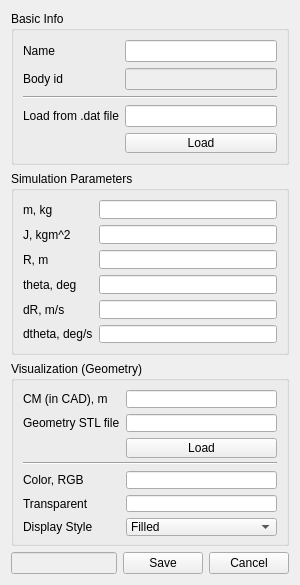
Above: MBD_system/body/body.ui from ladisk/DyS before the change. Below: the same form after it.
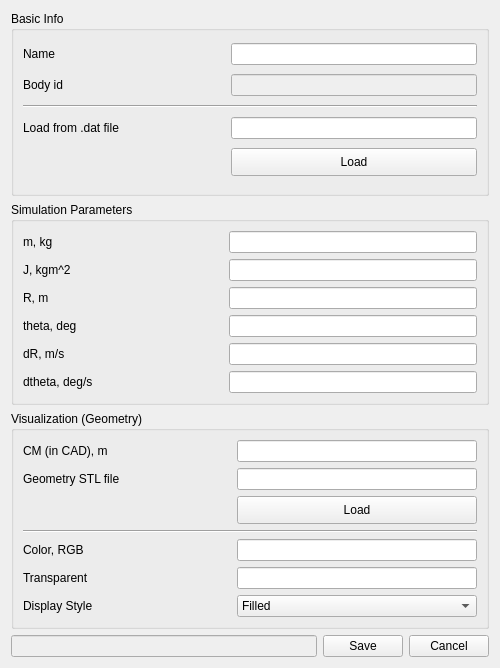
That is the form after the change.

Commit message: work on class JointRevolute(), class JointFixed() and class JointPrismatic to be defined as subclass of Joint()

What changed in the file:
```diff
--- a/MBD_system/body/body.ui
+++ b/MBD_system/body/body.ui
@@ -6,26 +6,26 @@
    <rect>
     <x>0</x>
     <y>0</y>
-    <width>300</width>
-    <height>585</height>
+    <width>500</width>
+    <height>668</height>
    </rect>
   </property>
   <property name="sizePolicy">
-   <sizepolicy hsizetype="Fixed" vsizetype="Preferred">
+   <sizepolicy hsizetype="Fixed" vsizetype="Fixed">
     <horstretch>0</horstretch>
     <verstretch>0</verstretch>
    </sizepolicy>
   </property>
   <property name="minimumSize">
    <size>
-    <width>300</width>
-    <height>585</height>
+    <width>500</width>
+    <height>668</height>
    </size>
   </property>
   <property name="maximumSize">
    <size>
-    <width>300</width>
-    <height>585</height>
+    <width>500</width>
+    <height>668</height>
    </size>
   </property>
   <property name="windowTitle">
@@ -45,6 +45,35 @@
         </property>
        </widget>
       </item>
+      <item row="2" column="0" colspan="3">
+       <widget class="Line" name="line">
+        <property name="orientation">
+         <enum>Qt::Horizontal</enum>
+        </property>
+       </widget>
+      </item>
+      <item row="4" column="2">
+       <widget class="QPushButton" name="load_data_pushButton">
+        <property name="sizePolicy">
+         <sizepolicy hsizetype="Minimum" vsizetype="Fixed">
+          <horstretch>0</horstretch>
+          <verstretch>0</verstretch>
+         </sizepolicy>
+        </property>
+        <property name="maximumSize">
+         <size>
+          <width>16777215</width>
+          <height>28</height>
+         </size>
+        </property>
+        <property name="text">
+         <string>Load</string>
+        </property>
+       </widget>
+      </item>
+      <item row="3" column="2">
+       <widget class="QLineEdit" name="data_file_lineEdit"/>
+      </item>
       <item row="0" column="0">
        <widget class="QLabel" name="name_label">
         <property name="text">
@@ -59,44 +88,31 @@
         </property>
        </widget>
       </item>
-      <item row="0" column="1">
+      <item row="0" column="2">
        <widget class="QLineEdit" name="name_lineEdit"/>
       </item>
-      <item row="2" column="0" colspan="2">
-       <widget class="Line" name="line">
-        <property name="orientation">
-         <enum>Qt::Horizontal</enum>
-        </property>
-       </widget>
-      </item>
-      <item row="1" column="1">
+      <item row="1" column="2">
        <widget class="QLineEdit" name="bodyID_lineEdit">
         <property name="enabled">
          <bool>false</bool>
         </property>
        </widget>
       </item>
-      <item row="4" column="1">
-       <widget class="QPushButton" name="load_data_pushButton">
-        <property name="sizePolicy">
-         <sizepolicy hsizetype="Minimum" vsizetype="Preferred">
-          <horstretch>0</horstretch>
-          <verstretch>0</verstretch>
-         </sizepolicy>
+      <item row="3" column="1">
+       <spacer name="horizontalSpacer_2">
+        <property name="orientation">
+         <enum>Qt::Horizontal</enum>
         </property>
-        <property name="maximumSize">
+        <property name="sizeType">
+         <enum>QSizePolicy::Fixed</enum>
+        </property>
+        <property name="sizeHint" stdset="0">
          <size>
-          <width>16777215</width>
+          <width>100</width>
           <height>20</height>
          </size>
         </property>
-        <property name="text">
-         <string>Load</string>
-        </property>
-       </widget>
-      </item>
-      <item row="3" column="1">
-       <widget class="QLineEdit" name="data_file_lineEdit"/>
+       </spacer>
       </item>
      </layout>
     </widget>
@@ -107,13 +123,6 @@
       <string>Simulation Parameters</string>
      </property>
      <layout class="QGridLayout" name="gridLayout_2">
-      <item row="1" column="0">
-       <widget class="QLabel" name="J_label">
-        <property name="text">
-         <string>J, kgm^2</string>
-        </property>
-       </widget>
-      </item>
       <item row="2" column="0">
        <widget class="QLabel" name="R_label">
         <property name="text">
@@ -121,42 +130,52 @@
         </property>
        </widget>
       </item>
-      <item row="2" column="1">
+      <item row="3" column="0">
+       <widget class="QLabel" name="theta_label">
+        <property name="text">
+         <string>theta, deg</string>
+        </property>
+       </widget>
+      </item>
+      <item row="2" column="2">
        <widget class="QLineEdit" name="R_lineEdit"/>
       </item>
-      <item row="4" column="0">
-       <widget class="QLabel" name="dR_label">
-        <property name="text">
-         <string>dR, m/s</string>
-        </property>
-       </widget>
-      </item>
-      <item row="4" column="1">
-       <widget class="QLineEdit" name="dR_lineEdit"/>
-      </item>
-      <item row="0" column="1">
+      <item row="0" column="2">
        <widget class="QLineEdit" name="m_lineEdit"/>
       </item>
-      <item row="0" column="0">
-       <widget class="QLabel" name="mass_label">
-        <property name="text">
-         <string>m, kg</string>
-        </property>
-       </widget>
-      </item>
-      <item row="1" column="1">
+      <item row="1" column="2">
        <widget class="QLineEdit" name="J_lineEdit"/>
       </item>
-      <item row="3" column="0">
-       <widget class="QLabel" name="theta_label">
-        <property name="text">
-         <string>theta, deg</string>
-        </property>
-       </widget>
-      </item>
-      <item row="3" column="1">
+      <item row="3" column="2">
        <widget class="QLineEdit" name="theta_lineEdit"/>
       </item>
+      <item row="5" column="2">
+       <widget class="QLineEdit" name="dtheta_lineEdit"/>
+      </item>
+      <item row="1" column="0">
+       <widget class="QLabel" name="J_label">
+        <property name="text">
+         <string>J, kgm^2</string>
+        </property>
+       </widget>
+      </item>
+      <item row="4" column="2">
+       <widget class="QLineEdit" name="dR_lineEdit"/>
+      </item>
+      <item row="0" column="0">
+       <widget class="QLabel" name="mass_label">
+        <property name="text">
+         <string>m, kg</string>
+        </property>
+       </widget>
+      </item>
+      <item row="4" column="0">
+       <widget class="QLabel" name="dR_label">
+        <property name="text">
+         <string>dR, m/s</string>
+        </property>
+       </widget>
+      </item>
       <item row="5" column="0">
        <widget class="QLabel" name="dtheta_label">
         <property name="text">
@@ -164,8 +183,21 @@
         </property>
        </widget>
       </item>
-      <item row="5" column="1">
-       <widget class="QLineEdit" name="dtheta_lineEdit"/>
+      <item row="0" column="1">
+       <spacer name="horizontalSpacer">
+        <property name="orientation">
+         <enum>Qt::Horizontal</enum>
+        </property>
+        <property name="sizeType">
+         <enum>QSizePolicy::Preferred</enum>
+        </property>
+        <property name="sizeHint" stdset="0">
+         <size>
+          <width>130</width>
+          <height>20</height>
+         </size>
+        </property>
+       </spacer>
       </item>
      </layout>
     </widget>
@@ -190,28 +222,9 @@
         </property>
        </widget>
       </item>
-      <item row="2" column="1">
+      <item row="2" column="2">
        <widget class="QLineEdit" name="geometrySTLfile_lineEdit"/>
       </item>
-      <item row="8" column="1">
-       <widget class="QComboBox" name="display_style_comboBox">
-        <item>
-         <property name="text">
-          <string>Filled</string>
-         </property>
-        </item>
-        <item>
-         <property name="text">
-          <string>Wireframe</string>
-         </property>
-        </item>
-        <item>
-         <property name="text">
-          <string>Points</string>
-         </property>
-        </item>
-       </widget>
-      </item>
       <item row="2" column="0">
        <widget class="QLabel" name="geometrySTLfile_label">
         <property name="text">
@@ -219,9 +232,6 @@
         </property>
        </widget>
       </item>
-      <item row="6" column="1">
-       <widget class="QLineEdit" name="color_lineEdit"/>
-      </item>
       <item row="8" column="0">
        <widget class="QLabel" name="display_style_label">
         <property name="text">
@@ -229,23 +239,13 @@
         </property>
        </widget>
       </item>
-      <item row="6" column="0">
-       <widget class="QLabel" name="color_label">
-        <property name="text">
-         <string>Color, RGB</string>
-        </property>
-       </widget>
+      <item row="6" column="2">
+       <widget class="QLineEdit" name="color_lineEdit"/>
       </item>
-      <item row="0" column="1">
-       <widget class="QLineEdit" name="centerOfMass_lineEdit"/>
-      </item>
-      <item row="7" column="1">
-       <widget class="QLineEdit" name="transparent_lineEdit"/>
-      </item>
-      <item row="4" column="1">
+      <item row="4" column="2">
        <widget class="QPushButton" name="load_geometry_pushButton">
         <property name="sizePolicy">
-         <sizepolicy hsizetype="Minimum" vsizetype="Preferred">
+         <sizepolicy hsizetype="Minimum" vsizetype="Fixed">
           <horstretch>0</horstretch>
           <verstretch>0</verstretch>
          </sizepolicy>
@@ -253,7 +253,7 @@
         <property name="minimumSize">
          <size>
           <width>0</width>
-          <height>20</height>
+          <height>28</height>
          </size>
         </property>
         <property name="text">
@@ -261,13 +261,61 @@
         </property>
        </widget>
       </item>
-      <item row="5" column="0" colspan="2">
+      <item row="5" column="0" colspan="3">
        <widget class="Line" name="line_2">
         <property name="orientation">
          <enum>Qt::Horizontal</enum>
         </property>
        </widget>
       </item>
+      <item row="0" column="2">
+       <widget class="QLineEdit" name="centerOfMass_lineEdit"/>
+      </item>
+      <item row="7" column="2">
+       <widget class="QLineEdit" name="transparent_lineEdit"/>
+      </item>
+      <item row="6" column="0">
+       <widget class="QLabel" name="color_label">
+        <property name="text">
+         <string>Color, RGB</string>
+        </property>
+       </widget>
+      </item>
+      <item row="8" column="2">
+       <widget class="QComboBox" name="display_style_comboBox">
+        <item>
+         <property name="text">
+          <string>Filled</string>
+         </property>
+        </item>
+        <item>
+         <property name="text">
+          <string>Wireframe</string>
+         </property>
+        </item>
+        <item>
+         <property name="text">
+          <string>Points</string>
+         </property>
+        </item>
+       </widget>
+      </item>
+      <item row="0" column="1">
+       <spacer name="horizontalSpacer_3">
+        <property name="orientation">
+         <enum>Qt::Horizontal</enum>
+        </property>
+        <property name="sizeType">
+         <enum>QSizePolicy::Fixed</enum>
+        </property>
+        <property name="sizeHint" stdset="0">
+         <size>
+          <width>105</width>
+          <height>20</height>
+         </size>
+        </property>
+       </spacer>
+      </item>
      </layout>
     </widget>
    </item>
```
The commit also changes 30 other files.
